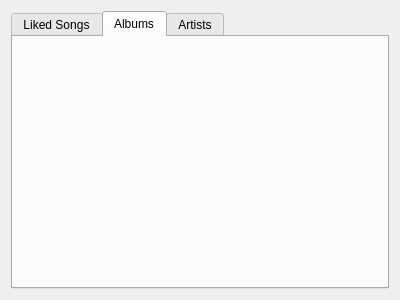
Before: the Qt Designer form widgets/librarybrowserwidget.ui in MSaldana362/spotify-data-viewer, drawn with Qt 5.
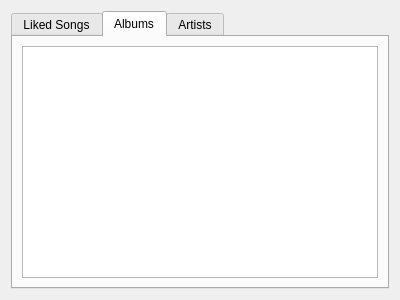
After: the same form once the commit is applied. The open tabs and pages were chosen to show the change.

Commit message: library albums

```diff
--- a/widgets/librarybrowserwidget.ui
+++ b/widgets/librarybrowserwidget.ui
@@ -33,6 +33,11 @@
       <attribute name="title">
        <string>Albums</string>
       </attribute>
+      <layout class="QGridLayout" name="gridLayout_3">
+       <item row="0" column="0">
+        <widget class="QTableView" name="tableAlbums"/>
+       </item>
+      </layout>
      </widget>
      <widget class="QWidget" name="tabArtists">
       <attribute name="title">
```
Left out of the diff: 2 changed lines with no effect on the pictures. The commit also changes 6 other files.
